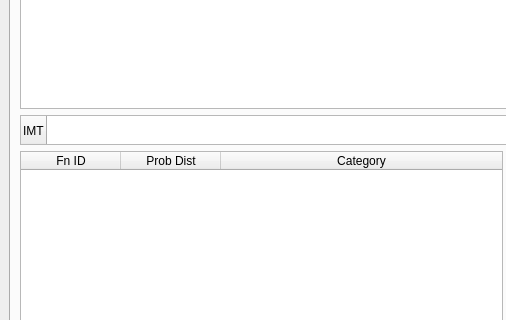
gem/oq-irmt-qgis, file input_tool/ui_input_tool_window.ui: the form before one commit; both pictures show x 0 to 506 and y 295 to 615 of the 1011 by 830 pixel window.
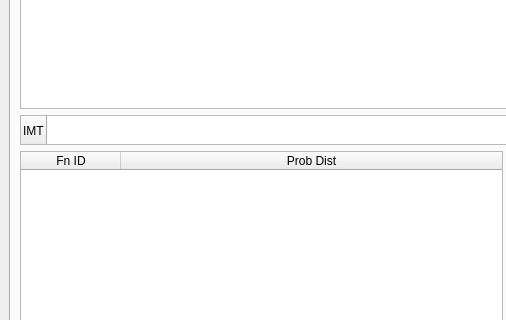
The form after the commit.

Commit message: Populated function table and imls table

Patch:
```diff
--- a/input_tool/ui_input_tool_window.ui
+++ b/input_tool/ui_input_tool_window.ui
@@ -113,11 +113,6 @@
               <string>Prob Dist</string>
              </property>
             </column>
-            <column>
-             <property name="text">
-              <string>Category</string>
-             </property>
-            </column>
            </widget>
           </item>
           <item>
```
The commit also changes 2 other files.
